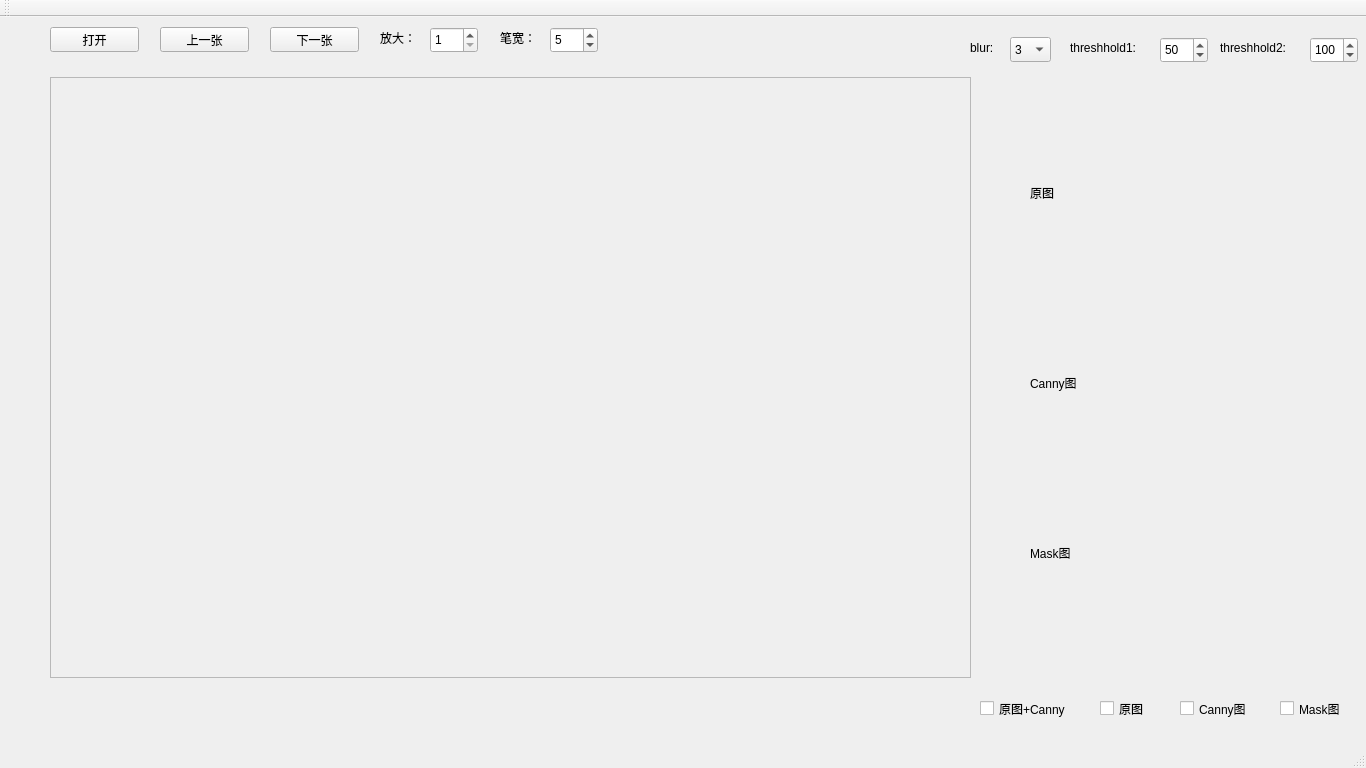
This is mainwindow.ui in Mannix1994/QDataTagger as Qt 5 draws it before an edit. The edited form follows.
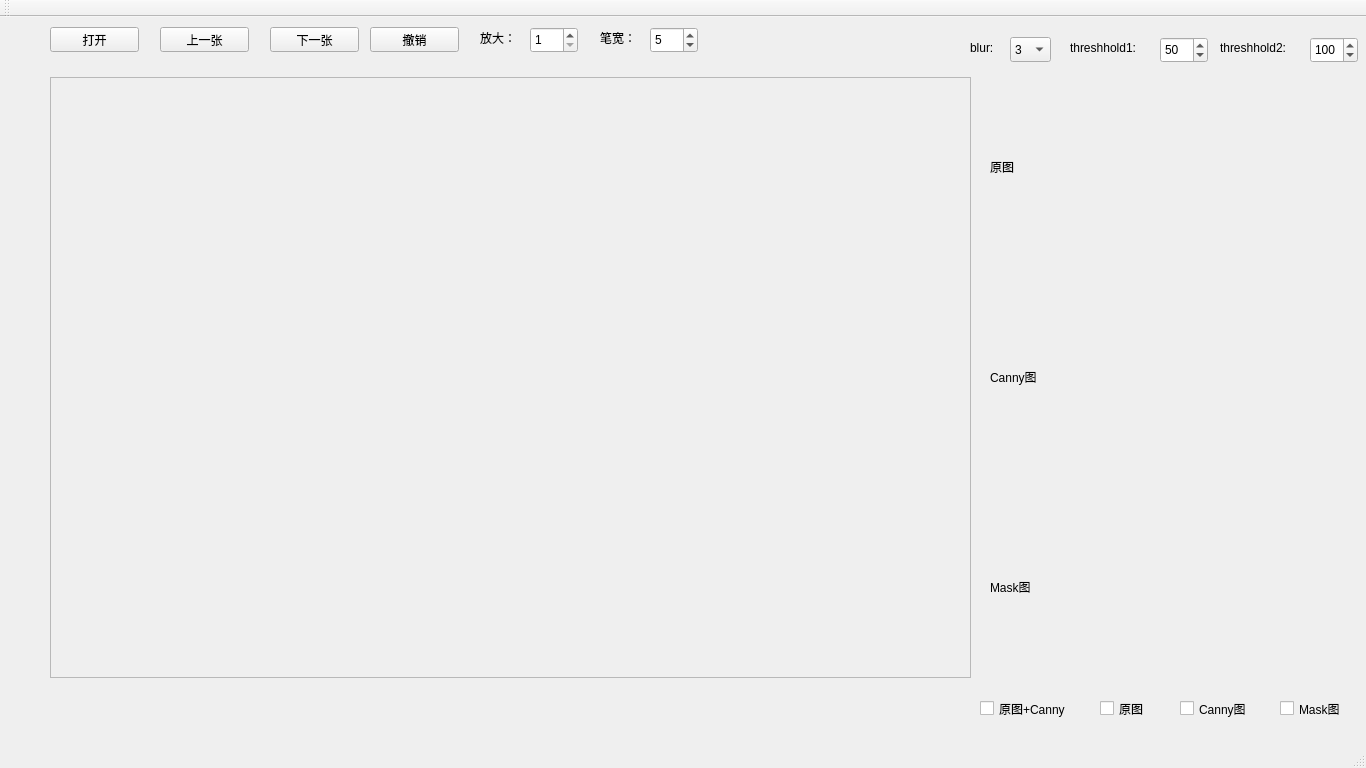
This is the edited form.

The edit to the form file:
```diff
--- a/mainwindow.ui
+++ b/mainwindow.ui
@@ -17,10 +17,10 @@
    <widget class="QLabel" name="la_origin">
     <property name="geometry">
      <rect>
-      <x>1030</x>
-      <y>110</y>
-      <width>281</width>
-      <height>131</height>
+      <x>990</x>
+      <y>60</y>
+      <width>350</width>
+      <height>180</height>
      </rect>
     </property>
     <property name="toolTip">
@@ -33,10 +33,10 @@
    <widget class="QLabel" name="la_canny">
     <property name="geometry">
      <rect>
-      <x>1030</x>
-      <y>300</y>
-      <width>281</width>
-      <height>131</height>
+      <x>990</x>
+      <y>270</y>
+      <width>350</width>
+      <height>180</height>
      </rect>
     </property>
     <property name="toolTip">
@@ -49,10 +49,10 @@
    <widget class="QLabel" name="la_mask">
     <property name="geometry">
      <rect>
-      <x>1030</x>
-      <y>470</y>
-      <width>281</width>
-      <height>131</height>
+      <x>990</x>
+      <y>480</y>
+      <width>350</width>
+      <height>180</height>
      </rect>
     </property>
     <property name="toolTip">
@@ -323,7 +323,7 @@
    <widget class="QLabel" name="la_scale">
     <property name="geometry">
      <rect>
-      <x>380</x>
+      <x>480</x>
       <y>0</y>
       <width>51</width>
       <height>41</height>
@@ -336,7 +336,7 @@
    <widget class="QSpinBox" name="sb_scale">
     <property name="geometry">
      <rect>
-      <x>430</x>
+      <x>530</x>
       <y>10</y>
       <width>48</width>
       <height>26</height>
@@ -358,7 +358,7 @@
    <widget class="QSpinBox" name="sb_pensize">
     <property name="geometry">
      <rect>
-      <x>550</x>
+      <x>650</x>
       <y>10</y>
       <width>48</width>
       <height>26</height>
@@ -380,7 +380,7 @@
    <widget class="QLabel" name="la_pensize">
     <property name="geometry">
      <rect>
-      <x>500</x>
+      <x>600</x>
       <y>0</y>
       <width>51</width>
       <height>41</height>
@@ -390,6 +390,22 @@
      <string>笔宽：</string>
     </property>
    </widget>
+   <widget class="QPushButton" name="pushButton">
+    <property name="geometry">
+     <rect>
+      <x>370</x>
+      <y>10</y>
+      <width>89</width>
+      <height>25</height>
+     </rect>
+    </property>
+    <property name="text">
+     <string>撤销</string>
+    </property>
+    <property name="shortcut">
+     <string>Ctrl+Z</string>
+    </property>
+   </widget>
   </widget>
   <widget class="QMenuBar" name="menuBar">
    <property name="geometry">
```
